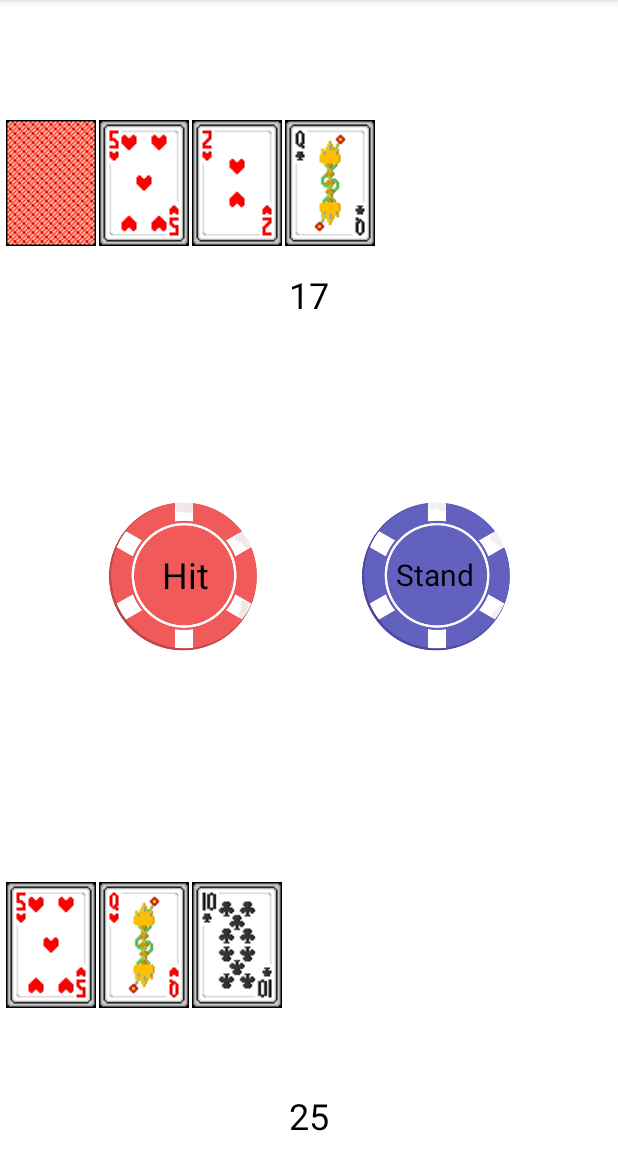
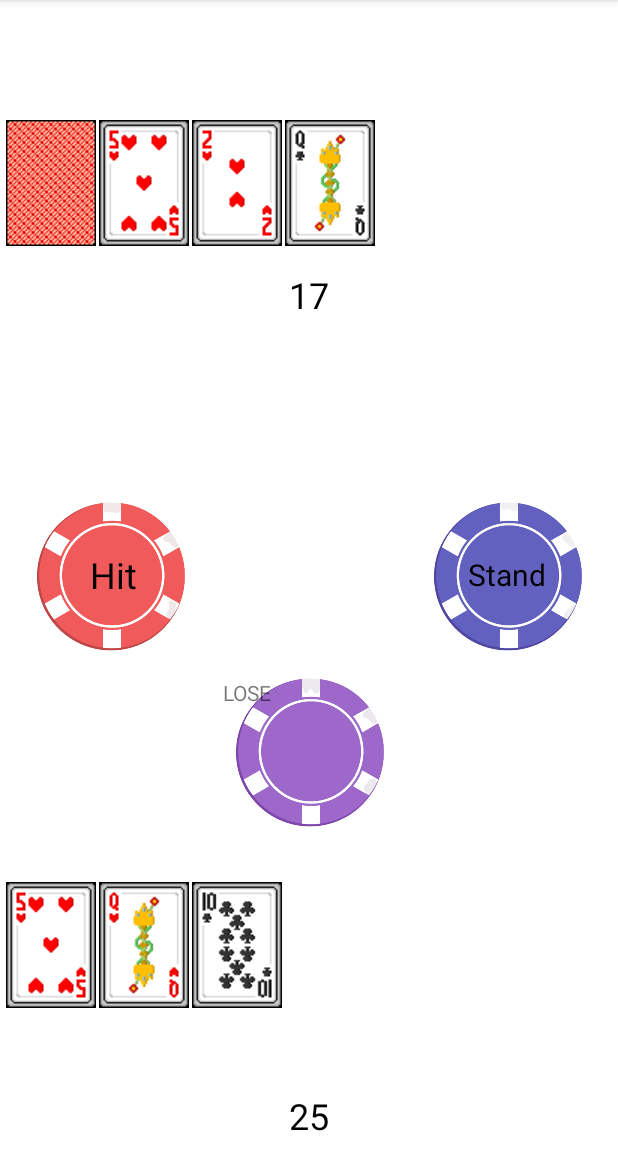
Before and after one commit to y0shK/WackyBlackjack, an Android app: the GameScreen screen opened directly, with no data from a screen before it, after a tap on an icon or button, on a phone screen of 412 x 824 dp, the part 84-1236 px from its top. Run offline under Robolectric (Android 15) with nearby library versions, the phone set to English and light mode, and no system bars; 1 other tap on this screen came first.

Commit message:
add win/lose/tie conditions

```diff
--- a/app/src/main/java/com/example/power_upblackjack/GameScreen.java
+++ b/app/src/main/java/com/example/power_upblackjack/GameScreen.java
@@ -197,8 +197,49 @@ public class GameScreen extends AppCompatActivity {
                     dealerCardAddMultiplier++;
                 }
 
+                // check win condition
 
+                TextView playerCountView = (TextView) findViewById(R.id.runningCountTextView);
+                TextView dealerCountView = (TextView) findViewById(R.id.dealerTextView);
 
+                int finalPlayerCount = getTextViewIntegerContents(playerCountView);
+                int finalDealerCount = getTextViewIntegerContents(dealerCountView);
+
+                System.out.println(finalPlayerCount);
+                System.out.println(finalDealerCount);
+
+                // check if either the player or the dealer busted
+                // if both busted, the game is a tie
+                // if one busted, the other wins
+                // else, check which is higher and report accordingly
+
+                TextView gameCondition = new TextView(GameScreen.this);
+                ImageView purpleChip = (ImageView) findViewById(R.id.purpleChipNoBg);
+
+                if (finalPlayerCount > 21 && finalDealerCount > 21) {
+                    gameCondition.setText(R.string.tie_string);
+                }
+                else if (finalPlayerCount <= 21 && finalDealerCount > 21) {
+                    gameCondition.setText(R.string.win_string);
+                }
+                else if (finalPlayerCount > 21 && finalDealerCount <= 21) {
+                    gameCondition.setText(R.string.lose_string);
+                }
+                else { // nobody busted
+                    if (finalPlayerCount > finalDealerCount) {
+                        gameCondition.setText(R.string.win_string);
+                    }
+                    else if (finalPlayerCount < finalDealerCount) {
+                        gameCondition.setText(R.string.lose_string);
+                    }
+                    else {
+                        gameCondition.setText(R.string.tie_string);
+                    }
+                }
+
+                gameCondition.setX(purpleChip.getX());
+                gameCondition.setY(purpleChip.getY());
+                cl.addView(gameCondition);
 
             }
         });
@@ -210,6 +251,9 @@ public class GameScreen extends AppCompatActivity {
     {
         super.onStart();
         getRandomCard();
+        ImageView purpleChip = (ImageView) findViewById(R.id.purpleChipNoBg);
+        ImageView redChip = (ImageView) findViewById(R.id.redPokerChipNoBg);
+        purpleChip.setY(redChip.getY());
     }
 
     public int getTextViewIntegerContents(TextView tv) {
--- a/app/src/main/res/layout/activity_game_screen.xml
+++ b/app/src/main/res/layout/activity_game_screen.xml
@@ -45,7 +45,7 @@
         android:id="@+id/redPokerChipNoBg"
         android:layout_width="115dp"
         android:layout_height="99dp"
-        android:layout_marginStart="64dp"
+        android:layout_marginStart="16dp"
         app:layout_constraintBottom_toBottomOf="parent"
         app:layout_constraintStart_toStartOf="parent"
         app:layout_constraintTop_toTopOf="parent"
@@ -55,7 +55,7 @@
         android:id="@+id/hitPokerChipTextView"
         android:layout_width="wrap_content"
         android:layout_height="wrap_content"
-        android:layout_marginStart="108dp"
+        android:layout_marginStart="60dp"
         android:text="@string/hit_card"
         android:textColor="@color/black"
         android:textSize="24sp"
@@ -68,7 +68,7 @@
         android:id="@+id/bluePokerChipNoBg"
         android:layout_width="115dp"
         android:layout_height="99dp"
-        android:layout_marginEnd="64dp"
+        android:layout_marginEnd="16dp"
         app:layout_constraintBottom_toBottomOf="parent"
         app:layout_constraintEnd_toEndOf="parent"
         app:layout_constraintTop_toTopOf="parent"
@@ -78,7 +78,7 @@
         android:id="@+id/standPokerChipTextView"
         android:layout_width="wrap_content"
         android:layout_height="wrap_content"
-        android:layout_marginEnd="96dp"
+        android:layout_marginEnd="48dp"
         android:text="@string/stand_card"
         android:textColor="@color/black"
         android:textSize="20sp"
@@ -113,5 +113,15 @@
         app:layout_constraintStart_toStartOf="parent"
         app:layout_constraintTop_toTopOf="parent" />
 
+    <ImageView
+        android:id="@+id/purpleChipNoBg"
+        android:layout_width="115dp"
+        android:layout_height="99dp"
+        android:layout_marginBottom="176dp"
+        app:layout_constraintBottom_toTopOf="@+id/runningCountTextView"
+        app:layout_constraintEnd_toEndOf="parent"
+        app:layout_constraintStart_toStartOf="parent"
+        app:srcCompat="@drawable/purple_chip_remove_bg" />
+
 
 </androidx.constraintlayout.widget.ConstraintLayout>
--- a/app/src/main/res/values/strings.xml
+++ b/app/src/main/res/values/strings.xml
@@ -7,4 +7,7 @@
     <string name="stand_card">Stand</string>
     <string name="new_card_id">newID</string>
     <string name="dealer_running_count">0</string>
+    <string name="win_string">WIN</string>
+    <string name="lose_string">LOSE</string>
+    <string name="tie_string">TIE</string>
 </resources>
```
Also changed, not shown: app/src/main/res/drawable/purple_chip_remove_bg.png (added).
